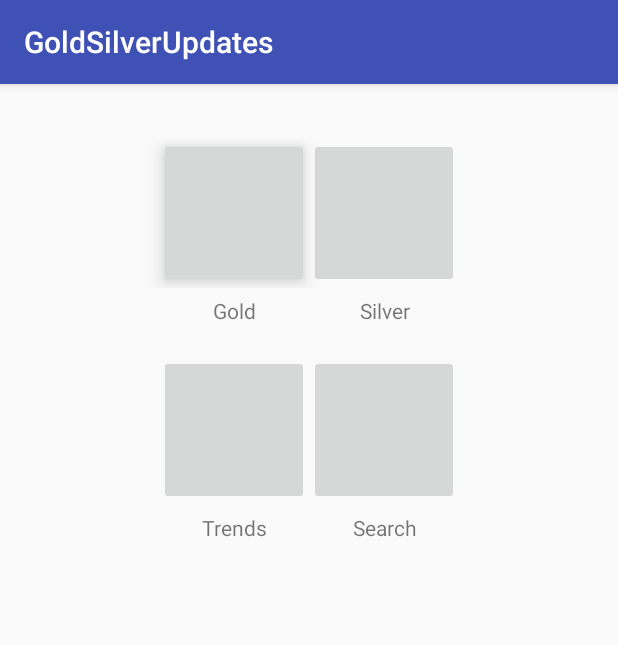
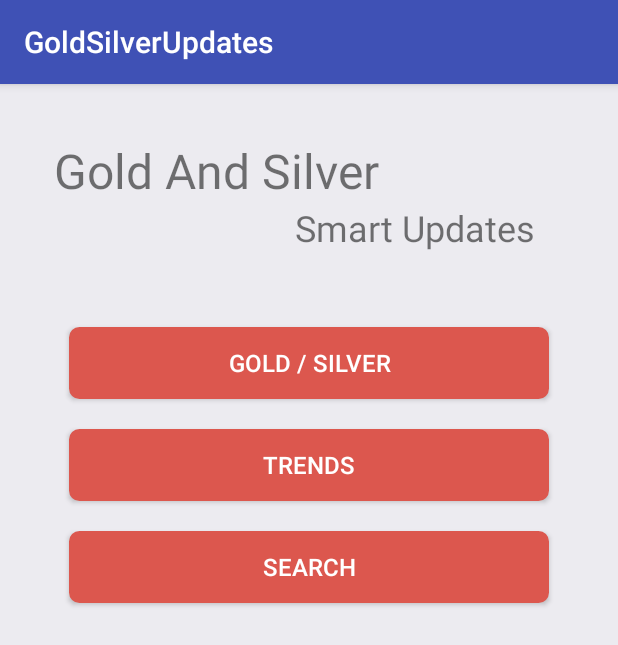
Before and after one commit to sateeshv/GoldSilverUpdates, an Android app: the screen it shows after launch (MainActivity), on a phone screen of 412 x 824 dp. Shown: the top 645 px of the screen. Run offline under Robolectric (Android 15) with nearby library versions, the phone set to English and light mode, and no system bars; 10 statements that could not run were skipped.

Commit message:
updated with new UI

```diff
--- a/app/src/main/java/sateesh/com/goldsilverupdates/MainActivity.java
+++ b/app/src/main/java/sateesh/com/goldsilverupdates/MainActivity.java
@@ -1,30 +1,29 @@
 package sateesh.com.goldsilverupdates;
 
 import android.content.Intent;
+import android.os.Bundle;
 import android.support.v7.app.AppCompatActivity;
-import android.os.Bundle;
 import android.view.View;
-import android.widget.ImageButton;
+import android.widget.Button;
 
 import java.io.IOException;
 
-public class MainActivity extends AppCompatActivity implements View.OnClickListener{
+public class MainActivity extends AppCompatActivity implements View.OnClickListener {
 
-    ImageButton gold_icon, silver_icon, chart_icon, search_icon;
+    Button gold_icon, chart_icon, search_icon;
+
     @Override
     protected void onCreate(Bundle savedInstanceState) {
         super.onCreate(savedInstanceState);
         setContentView(R.layout.activity_main);
-        gold_icon = (ImageButton) findViewById(R.id.gold_image);
+        gold_icon = (Button) findViewById(R.id.gold_image);
         gold_icon.setOnClickListener(this);
 
-        silver_icon = (ImageButton) findViewById(R.id.silver_image);
-        silver_icon.setOnClickListener(this);
 
-        chart_icon = (ImageButton) findViewById(R.id.chart_image);
+        chart_icon = (Button) findViewById(R.id.chart_image);
         chart_icon.setOnClickListener(this);
 
-        search_icon = (ImageButton) findViewById(R.id.search_image);
+        search_icon = (Button) findViewById(R.id.search_image);
         search_icon.setOnClickListener(this);
 
 
@@ -55,11 +54,11 @@ public class MainActivity extends AppCompatActivity implements View.OnClickListe
                 startActivity(data_gold);
                 break;
 
-            case R.id.silver_image:
-                Intent data_silver = new Intent(MainActivity.this, DataSilver.class);
-                startActivity(data_silver);
-
-                break;
+//            case R.id.silver_image:
+//                Intent data_silver = new Intent(MainActivity.this, DataSilver.class);
+//                startActivity(data_silver);
+//
+//                break;
 
             case R.id.chart_image:
                 Intent charts = new Intent(MainActivity.this, ChartsActivity.class);
--- /dev/null
+++ b/app/src/main/res/drawable/border.xml
@@ -0,0 +1,11 @@
+<?xml version="1.0" encoding="utf-8"?>
+<shape
+    xmlns:android="http://schemas.android.com/apk/res/android"
+    android:shape="rectangle">
+    <corners android:radius="5dip" />
+    <stroke android:width="3dp" android:color="#DC574E" />
+    <gradient
+        android:startColor="#DC574E"
+        android:endColor="#DC574E"
+        android:angle="-90" />
+</shape>
--- a/app/src/main/res/layout/activity_main.xml
+++ b/app/src/main/res/layout/activity_main.xml
@@ -1,75 +1,153 @@
 <?xml version="1.0" encoding="utf-8"?>
-<RelativeLayout xmlns:android="http://schemas.android.com/apk/res/android"
+<LinearLayout xmlns:android="http://schemas.android.com/apk/res/android"
     xmlns:tools="http://schemas.android.com/tools"
     android:layout_width="match_parent"
     android:layout_height="match_parent"
+    android:orientation="vertical"
     android:paddingBottom="@dimen/activity_vertical_margin"
     android:paddingLeft="@dimen/activity_horizontal_margin"
     android:paddingRight="@dimen/activity_horizontal_margin"
     android:paddingTop="@dimen/activity_vertical_margin"
+    android:background="#ecebf0"
     tools:context="sateesh.com.goldsilverupdates.MainActivity">
 
-    <TableLayout
+    <ScrollView
         android:layout_width="match_parent"
-        android:layout_height="wrap_content"
-        android:layout_margin="20dp"
-        android:gravity="center">
+        android:layout_height="match_parent">
 
-        <TableRow android:gravity="center">
+        <LinearLayout
+            android:layout_width="match_parent"
+            android:layout_height="match_parent"
+            android:orientation="vertical">
 
-            <ImageButton
-                android:id="@+id/gold_image"
-                android:layout_width="100dp"
-                android:layout_height="100dp"
-                android:elevation="8dp"/>
 
-            <ImageButton
-                android:id="@+id/silver_image"
-                android:layout_width="100dp"
-                android:layout_height="100dp" />
-        </TableRow>
+            <LinearLayout
+                android:id="@+id/title"
+                android:layout_width="match_parent"
+                android:layout_height="wrap_content"
+                android:layout_gravity="center"
+                android:layout_margin="20dp"
+                android:orientation="vertical">
 
-        <TableRow
-            android:layout_marginTop="5dp"
-            android:gravity="center">
+                <TextView
+                    android:layout_width="match_parent"
+                    android:layout_height="wrap_content"
+                    android:text="Gold And Silver"
+                    android:textSize="32sp"/>
 
-            <TextView
-                android:gravity="center"
-                android:text="@string/main_gold" />
+                <TextView
+                    android:layout_width="match_parent"
+                    android:layout_height="wrap_content"
+                    android:text="Smart Updates"
+                    android:textSize="24sp"
+                    android:gravity="right"
+                    android:paddingRight="20dp"
+                    />
 
-            <TextView
-                android:gravity="center"
-                android:text="@string/main_silver" />
+            </LinearLayout>
 
-        </TableRow>
+            <LinearLayout
+                android:layout_width="match_parent"
+                android:layout_height="wrap_content"
+                android:layout_gravity="center"
+                android:layout_margin="20dp"
+                android:orientation="vertical">
 
-        <TableRow
-            android:layout_marginTop="20dp"
-            android:gravity="center">
+                <Button
+                    android:id="@+id/gold_image"
+                    android:layout_width="match_parent"
+                    android:layout_height="wrap_content"
+                    android:layout_margin="10dp"
+                    android:background="@drawable/border"
+                    android:text="Gold / Silver"
+                    android:textColor="#FFFFFF"
+                    android:textSize="16sp" />
 
-            <ImageButton
-                android:id="@+id/chart_image"
-                android:layout_width="100dp"
-                android:layout_height="100dp" />
+                <Button
+                    android:id="@+id/chart_image"
+                    android:layout_width="match_parent"
+                    android:layout_height="wrap_content"
+                    android:layout_margin="10dp"
+                    android:background="@drawable/border"
+                    android:text="Trends"
+                    android:textColor="#FFFFFF"
+                    android:textSize="16sp" />
 
-            <ImageButton
-                android:id="@+id/search_image"
-                android:layout_width="100dp"
-                android:layout_height="100dp" />
-        </TableRow>
+                <Button
+                    android:id="@+id/search_image"
+                    android:layout_width="match_parent"
+                    android:layout_height="wrap_content"
+                    android:layout_margin="10dp"
+                    android:background="@drawable/border"
+                    android:text="Search"
+                    android:textColor="#FFFFFF"
+                    android:textSize="16sp" />
 
-        <TableRow
-            android:layout_marginTop="5dp"
-            android:gravity="center">
+            </LinearLayout>
+        </LinearLayout>
+    </ScrollView>
 
-            <TextView
-                android:gravity="center"
-                android:text="@string/main_trends" />
+    <!--<TableLayout-->
+    <!--android:layout_width="match_parent"-->
+    <!--android:layout_height="wrap_content"-->
+    <!--android:layout_margin="20dp"-->
+    <!--android:gravity="center">-->
 
-            <TextView
-                android:gravity="center"
-                android:text="@string/main_search" />
+    <!--<TableRow android:gravity="center">-->
 
-        </TableRow>
-    </TableLayout>
-</RelativeLayout>
+    <!--<ImageButton-->
+    <!--android:id="@+id/gold_image"-->
+    <!--android:layout_width="100dp"-->
+    <!--android:layout_height="100dp"-->
+    <!--android:elevation="8dp"/>-->
+
+    <!--<ImageButton-->
+    <!--android:id="@+id/silver_image"-->
+    <!--android:layout_width="100dp"-->
+    <!--android:layout_height="100dp" />-->
+    <!--</TableRow>-->
+
+    <!--<TableRow-->
+    <!--android:layout_marginTop="5dp"-->
+    <!--android:gravity="center">-->
+
+    <!--<TextView-->
+    <!--android:gravity="center"-->
+    <!--android:text="@string/main_gold" />-->
+
+    <!--<TextView-->
+    <!--android:gravity="center"-->
+    <!--android:text="@string/main_silver" />-->
+
+    <!--</TableRow>-->
+
+    <!--<TableRow-->
+    <!--android:layout_marginTop="20dp"-->
+    <!--android:gravity="center">-->
+
+    <!--<ImageButton-->
+    <!--android:id="@+id/chart_image"-->
+    <!--android:layout_width="100dp"-->
+    <!--android:layout_height="100dp" />-->
+
+    <!--<ImageButton-->
+    <!--android:id="@+id/search_image"-->
+    <!--android:layout_width="100dp"-->
+    <!--android:layout_height="100dp" />-->
+    <!--</TableRow>-->
+
+    <!--<TableRow-->
+    <!--android:layout_marginTop="5dp"-->
+    <!--android:gravity="center">-->
+
+    <!--<TextView-->
+    <!--android:gravity="center"-->
+    <!--android:text="@string/main_trends" />-->
+
+    <!--<TextView-->
+    <!--android:gravity="center"-->
+    <!--android:text="@string/main_search" />-->
+
+    <!--</TableRow>-->
+    <!--</TableLayout>-->
+</LinearLayout>
--- a/app/src/main/res/layout/chart_gold.xml
+++ b/app/src/main/res/layout/chart_gold.xml
@@ -23,6 +23,7 @@
             android:id="@+id/chart_gold_city_spinner"
             android:layout_width="0dp"
             android:layout_height="wrap_content"
+
             android:layout_weight="1"
             android:gravity="center|left">
 
@@ -49,7 +50,6 @@
             android:layout_height="match_parent"
             android:layout_weight="1"
             android:gravity="center"
-
             android:text="@string/chart_type" />
 
         <Spinner
--- a/app/src/main/res/layout/city_spinner.xml
+++ b/app/src/main/res/layout/city_spinner.xml
@@ -2,6 +2,7 @@
 <TextView xmlns:android="http://schemas.android.com/apk/res/android"
     android:id="@+id/spinner_text_view"
     android:layout_width="match_parent"
+    android:layout_margin="5dp"
     android:layout_height="match_parent">
 
 </TextView>
```
